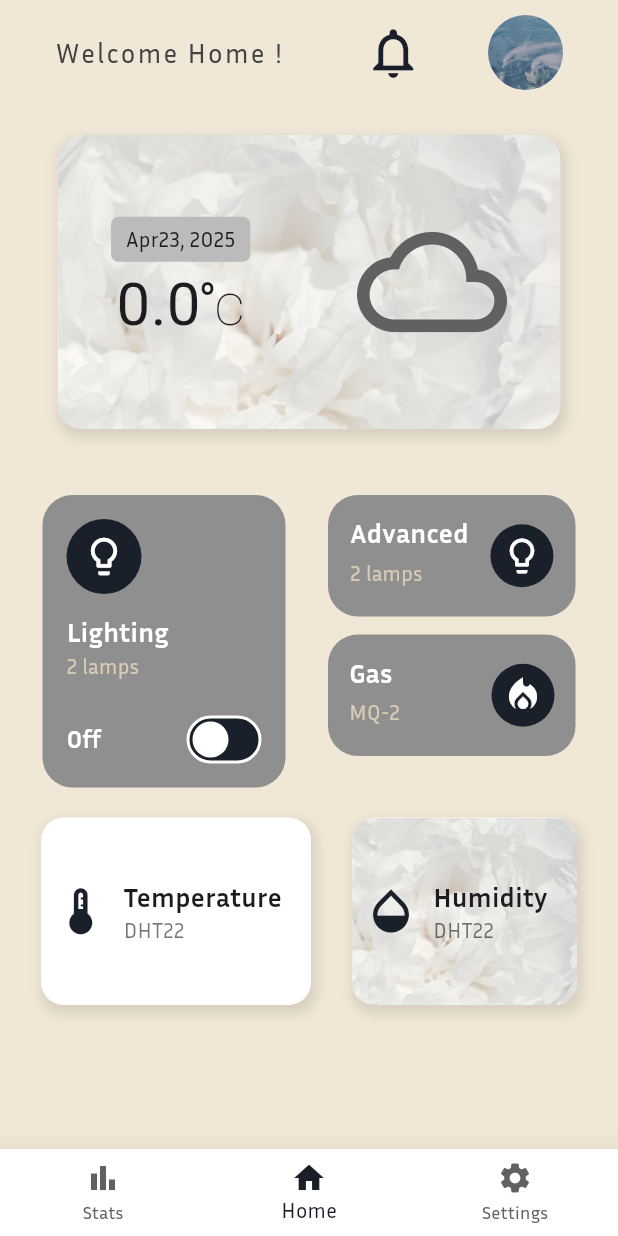
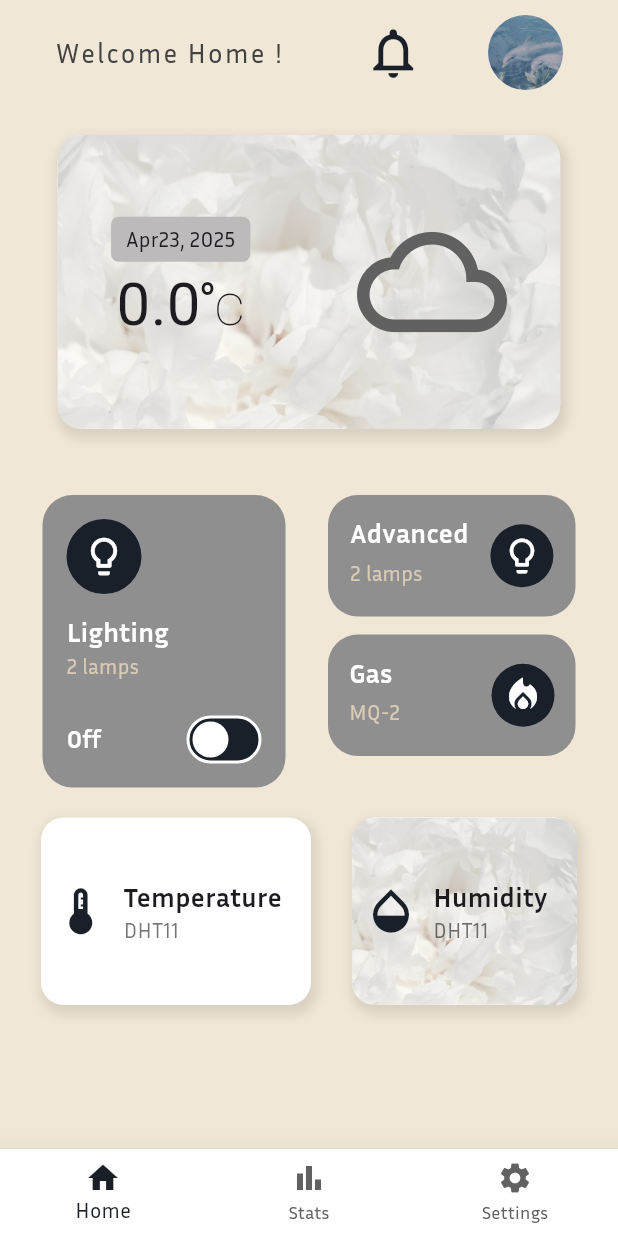
Before and after one commit to abir-cs/ihomey, a Flutter app: the MainScreen screen opened directly with empty values, on a phone screen of 412 x 824 dp. Run offline on Flutter 3.47's test engine with Material 3 defaults, Android fonts, the phone set to English and light mode, and no system bars; our stand-ins replace cloud_firestore, firebase_auth, firebase_core, fl_chart, shared_preferences, sleek_circular_slider; missing offline and left inert: mqtt_client; accounts and stored records are empty; network calls fail.

Commit message:
pfp navigator in home now works

```diff
--- /dev/null
+++ b/lib/globals.dart
@@ -0,0 +1,2 @@
+library globals;
+import 'package:mqtt_client/mqtt_client.dart';
--- a/lib/main.dart
+++ b/lib/main.dart
@@ -1,7 +1,7 @@
 import 'package:flutter/material.dart';
 import 'package:flutter/services.dart';
 import 'package:firebase_core/firebase_core.dart';
-
+import 'globals.dart' as globals;
 import 'screens/home_page.dart';
 import 'screens/dashboard_page.dart';
 import 'screens/settings_page.dart';
@@ -50,16 +50,16 @@ class MainScreen extends StatefulWidget {
 }
 
 class _MainScreenState extends State<MainScreen> {
-  int _selectedIndex = 1;
+  int _selectedIndex = 0;
   late List<Widget> _pages;
 
     @override
   void initState() {
     super.initState();
-    // Initialize _pages in initState
+    // Initializing pages in initState
     _pages = [
+      HomePage(name: widget.username,onNavigate:_onItemTapped),
       DashboardPage(),
-      HomePage(name: widget.username),  // Passing username correctly
       SettingsPage(name: widget.username),
     ];
   }
@@ -71,18 +71,18 @@ class _MainScreenState extends State<MainScreen> {
   @override
   Widget build(BuildContext context) {
     return Scaffold(
-      body: _pages[_selectedIndex],
+      body: _pages[_selectedIndex ],
       bottomNavigationBar: BottomNavigationBar(
         elevation: 20,
         type: BottomNavigationBarType.fixed, //background color
         backgroundColor:Colors.white,
-        currentIndex: _selectedIndex,
+        currentIndex: _selectedIndex ,
         onTap: _onItemTapped,
         selectedItemColor: Color(0xFF1A1F25),
-        unselectedItemColor: Colors.grey[700], // Lighter grey for unselected labels
+        unselectedItemColor: Colors.grey[700],
         items: [
+          BottomNavigationBarItem(icon: Icon(Icons.home), label: 'Home'),
           BottomNavigationBarItem(icon: Icon(Icons.bar_chart), label: 'Stats'),
-          BottomNavigationBarItem(icon: Icon(Icons.home), label: 'Home'),
           BottomNavigationBarItem(icon: Icon(Icons.settings), label: 'Settings'),
         ],
       ),
--- a/lib/screens/home_page.dart
+++ b/lib/screens/home_page.dart
@@ -3,13 +3,15 @@ import 'package:intl/intl.dart';
 import 'dart:convert';
 import 'package:http/http.dart' as http;
 import 'package:mqtt_client/mqtt_server_client.dart';
+import '../globals.dart' as globals;
 import 'notifications.dart';
 import 'package:mqtt_client/mqtt_client.dart';
 import 'package:cloud_firestore/cloud_firestore.dart';
 
 //import 'package:mqtt_client/mqtt_browser_client.dart';
 class HomePage extends StatefulWidget {
-   HomePage({super.key, required this.name});
+  final Function(int) onNavigate;
+   HomePage({super.key, required this.name,required this.onNavigate});
     String name;
 
   @override
@@ -62,7 +64,7 @@ class _HomePageState extends State<HomePage> {
 
   // Connect to the MQTT broker
   Future<void> connectToMQTT() async {
-    client = MqttServerClient.withPort('test.mosquitto.org', 'flutter_client', 1883);
+    client = MqttServerClient.withPort('broker.hivemq.com', 'flutter_client', 1883);
     client!.useWebSocket = true;
     client!.logging(on: true);
     client!.onConnected = onConnected;
@@ -78,7 +80,7 @@ class _HomePageState extends State<HomePage> {
       await client!.connect();
       print ("connection succeful");
     } catch (e) {
-      print('Error connecting to MQTT broker: $e');
+      print('Error :( connecting to MQTT broker: $e ');
     }
   }
   // Once connected, subscribe to the topic
@@ -218,9 +220,16 @@ class _HomePageState extends State<HomePage> {
                         child: Icon(Icons.notifications_none,size: 40,color: Color(0xFF19202A),)
                     ),
                     SizedBox(width: 10,),
-                    CircleAvatar(
-                      backgroundImage: AssetImage("assets/pic6.png"),
-                      radius: 25,
+                    GestureDetector(
+                      onTap: (){
+                        setState(() {
+                          widget.onNavigate(2);
+                        });
+                      },
+                      child: CircleAvatar(
+                        backgroundImage: AssetImage("assets/pic6.png"),
+                        radius: 25,
+                      ),
                     ),
                   ],
                 ),
@@ -564,7 +573,7 @@ class _HomePageState extends State<HomePage> {
                                     style: TextStyle(fontSize: 18, fontWeight: FontWeight.bold),
                                   ),
                                   Text(
-                                    "DHT22",
+                                    "DHT11",
                                     style: TextStyle(fontSize: 14, color: Colors.black54),
                                   ),
                                 ],
@@ -622,7 +631,7 @@ class _HomePageState extends State<HomePage> {
                                     style: TextStyle(fontSize: 18, fontWeight: FontWeight.bold),
                                   ),
                                   Text(
-                                    "DHT22",
+                                    "DHT11",
                                     style: TextStyle(fontSize: 14, color: Colors.black54),
                                   ),
                                 ],
--- a/lib/screens/sign_in_page.dart
+++ b/lib/screens/sign_in_page.dart
@@ -191,7 +191,6 @@ class _SignInState extends State<SignIn> {
                     ),
                     ),
                 ),
-
                 SizedBox(height: 10,),
                  // Sign Up / Sign In Labels at the bottom
                 Row(
--- a/pubspec.yaml
+++ b/pubspec.yaml
@@ -47,6 +47,7 @@ dependencies:
   cloud_firestore: ^5.6.6
   firebase_messaging: ^15.2.5
   firebase_auth: ^5.5.2
+
 
 dev_dependencies:
   flutter_test:
```
Also changed, not shown: lib/mqtt_service.dart (added, +43 -0 lines), lib/screens/light_page.dart (+15 -19 lines), lib/screens/temperature_page.dart (+32 -11 lines).
